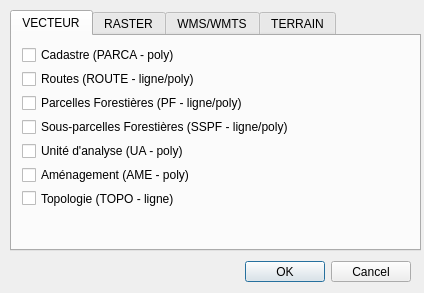
Above: dialogs/add_data/add_data.ui from paul-carteron/Qracines before the change. Below: the same form after it.
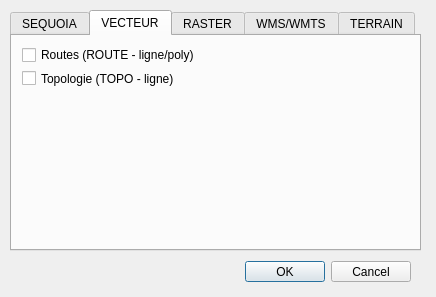
That is the form after the change. The open tabs and pages were chosen to show the change.

What changed in the file:
```diff
--- a/dialogs/add_data/add_data.ui
+++ b/dialogs/add_data/add_data.ui
@@ -6,8 +6,8 @@
    <rect>
     <x>0</x>
     <y>0</y>
-    <width>424</width>
-    <height>293</height>
+    <width>436</width>
+    <height>297</height>
    </rect>
   </property>
   <property name="windowTitle">
@@ -41,20 +41,20 @@
    <property name="currentIndex">
     <number>2</number>
    </property>
-   <widget class="QWidget" name="VECTEUR">
+   <widget class="QWidget" name="SEQUOIA">
     <attribute name="title">
-     <string>VECTEUR</string>
+     <string>SEQUOIA</string>
     </attribute>
-    <widget class="QWidget" name="verticalLayoutWidget_2">
+    <widget class="QWidget" name="verticalLayoutWidget_5">
      <property name="geometry">
       <rect>
        <x>10</x>
-       <y>10</y>
-       <width>341</width>
-       <height>161</height>
+       <y>5</y>
+       <width>391</width>
+       <height>131</height>
       </rect>
      </property>
-     <layout class="QVBoxLayout" name="verticalLayout_3">
+     <layout class="QVBoxLayout" name="verticalLayout_5">
       <item>
        <widget class="QCheckBox" name="cb_vector_parca">
         <property name="text">
@@ -62,27 +62,6 @@
         </property>
        </widget>
       </item>
-      <item>
-       <widget class="QCheckBox" name="cb_vector_route">
-        <property name="text">
-         <string>Routes (ROUTE - ligne/poly)</string>
-        </property>
-       </widget>
-      </item>
-      <item>
-       <widget class="QCheckBox" name="cb_vector_pf">
-        <property name="text">
-         <string>Parcelles Forestières (PF - ligne/poly)</string>
-        </property>
-       </widget>
-      </item>
-      <item>
-       <widget class="QCheckBox" name="cb_vector_sspf">
-        <property name="text">
-         <string>Sous-parcelles Forestières (SSPF - ligne/poly)</string>
-        </property>
-       </widget>
-      </item>
       <item>
        <widget class="QCheckBox" name="cb_vector_ua">
         <property name="text">
@@ -98,6 +77,44 @@
        </widget>
       </item>
       <item>
+       <widget class="QCheckBox" name="cb_vector_pf">
+        <property name="text">
+         <string>Parcelles Forestières (PF - ligne/poly)</string>
+        </property>
+       </widget>
+      </item>
+      <item>
+       <widget class="QCheckBox" name="cb_vector_sspf">
+        <property name="text">
+         <string>Sous-parcelles Forestières (SSPF - ligne/poly)</string>
+        </property>
+       </widget>
+      </item>
+     </layout>
+    </widget>
+   </widget>
+   <widget class="QWidget" name="VECTEUR">
+    <attribute name="title">
+     <string>VECTEUR</string>
+    </attribute>
+    <widget class="QWidget" name="verticalLayoutWidget_2">
+     <property name="geometry">
+      <rect>
+       <x>10</x>
+       <y>10</y>
+       <width>341</width>
+       <height>41</height>
+      </rect>
+     </property>
+     <layout class="QVBoxLayout" name="verticalLayout_3">
+      <item>
+       <widget class="QCheckBox" name="cb_vector_route">
+        <property name="text">
+         <string>Routes (ROUTE - ligne/poly)</string>
+        </property>
+       </widget>
+      </item>
+      <item>
        <widget class="QCheckBox" name="cb_vector_topo">
         <property name="text">
          <string>Topologie (TOPO - ligne)</string>
```
Left out of the diff: 4 changed lines with no effect on the pictures.
